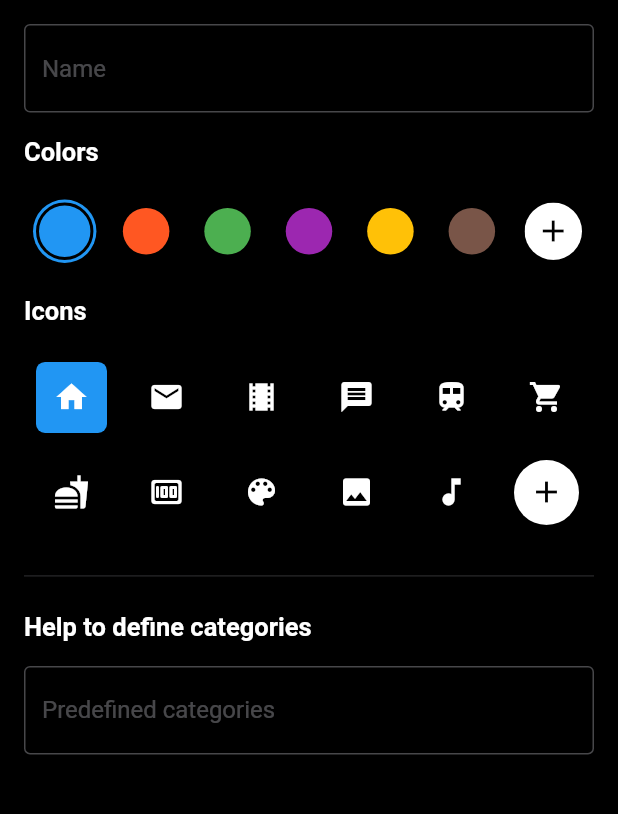
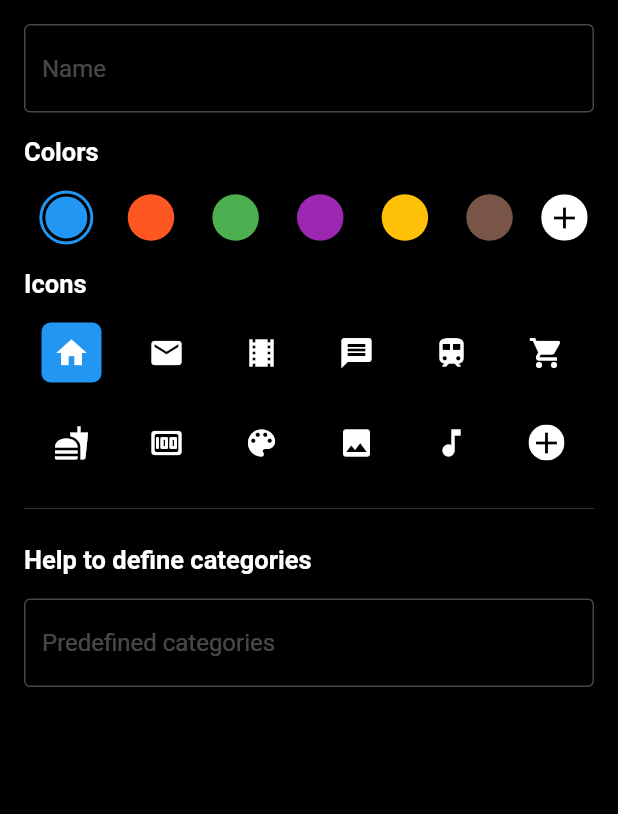
Before and after one commit to Appli-chic/Chic-Secret-Flutter, a Flutter app: the NewCategoryScreen screen opened directly, on a phone screen of 412 x 824 dp, the part 84-898 px from its top. Run offline on Flutter 3.47's test engine with Material 2 defaults, Android fonts, the phone set to English and light mode, and no system bars; our stand-ins replace file_picker, flutter_easyloading, flutter_typeahead, fluttertoast, local_auth, shared_preferences and 5 more; missing offline and left inert: clipboard, encrypt, file_selector, flex_color_picker; accounts and stored records are empty.

Commit message:
Improving colors and icons displaying.

```diff
--- a/lib/ui/component/color_selector.dart
+++ b/lib/ui/component/color_selector.dart
@@ -61,10 +61,8 @@ class _ColorSelectorState extends State<ColorSelector> {
   Widget build(BuildContext context) {
     var themeProvider = Provider.of<ThemeProvider>(context, listen: true);
 
-    return GridView.count(
-      physics: BouncingScrollPhysics(),
-      shrinkWrap: true,
-      crossAxisCount: _colorListSize(),
+    return Row(
+      mainAxisAlignment: MainAxisAlignment.spaceAround,
       children: _generateColorsCircles(themeProvider),
     );
   }
@@ -72,6 +70,13 @@ class _ColorSelectorState extends State<ColorSelector> {
   /// Generates a list of selectable color circles
   List<Widget> _generateColorsCircles(ThemeProvider themeProvider) {
     List<Widget> circles = [];
+
+    var shortestSide = MediaQuery.of(context).size.shortestSide;
+    double size = 31;
+
+    if (!ChicPlatform.isDesktop() && shortestSide > 600) {
+      size = 70;
+    }
 
     for (var colorIndex = 0; colorIndex < _colorListSize(); colorIndex++) {
       if (colorIndex != _colorListSize() - 1) {
@@ -99,7 +104,9 @@ class _ColorSelectorState extends State<ColorSelector> {
                 );
               },
               child: Container(
-                margin: EdgeInsets.all(8),
+                width: size,
+                height: size,
+                margin: EdgeInsets.only(left: 2, top: 2, bottom: 2),
                 child: ClipOval(
                   child: Container(
                     color: themeProvider.textColor,
@@ -121,9 +128,18 @@ class _ColorSelectorState extends State<ColorSelector> {
 
   /// Displays A single color circle
   Widget _generateColorWidget(ThemeProvider themeProvider, Color color) {
+    var shortestSide = MediaQuery.of(context).size.shortestSide;
+    double size = 36;
+
+    if (!ChicPlatform.isDesktop() && shortestSide > 600) {
+      size = 70;
+    }
+
     if (_selectedColor == color) {
       // If the color is selected
       return Container(
+        width: size,
+        height: size,
         decoration: BoxDecoration(color: color, shape: BoxShape.circle),
         child: Center(
           child: Container(
@@ -147,12 +163,12 @@ class _ColorSelectorState extends State<ColorSelector> {
         _onColorSelected(color);
       },
       child: Container(
-        width: 36,
-        height: 36,
+        width: size,
+        height: size,
         child: Center(
           child: Container(
-            width: 31,
-            height: 31,
+            width: size - 5,
+            height: size - 5,
             decoration: BoxDecoration(color: color, shape: BoxShape.circle),
           ),
         ),
@@ -175,7 +191,15 @@ class _ColorSelectorState extends State<ColorSelector> {
   }
 
   int _colorListSize() {
-    return ChicPlatform.isDesktop() ? 9 : 7;
+    var shortestSide = MediaQuery.of(context).size.shortestSide;
+
+    if (ChicPlatform.isDesktop()) {
+      return 10;
+    } else if (shortestSide > 600) {
+      return 12;
+    }
+
+    return 7;
   }
 }
 
--- a/lib/ui/component/icon_selector.dart
+++ b/lib/ui/component/icon_selector.dart
@@ -36,8 +36,7 @@ class IconSelector extends StatefulWidget {
 class _IconSelectorState extends State<IconSelector> {
   IconData _icon = icons[0];
   List<IconData> _icons = icons.toList();
-  var _crossAxisSize = ChicPlatform.isDesktop() ? 9 : 6;
-  var _iconsListSize = ChicPlatform.isDesktop() ? 18 : 12;
+  var _iconsListSize = 6;
 
   @override
   void initState() {
@@ -65,15 +64,48 @@ class _IconSelectorState extends State<IconSelector> {
   @override
   Widget build(BuildContext context) {
     var themeProvider = Provider.of<ThemeProvider>(context, listen: true);
+    var shortestSide = MediaQuery.of(context).size.shortestSide;
+    double size = 24;
 
-    return GridView.count(
-      physics: BouncingScrollPhysics(),
-      shrinkWrap: true,
-      crossAxisCount: _crossAxisSize,
+    if (ChicPlatform.isDesktop()) {
+      _iconsListSize = 9;
+    } else if (shortestSide > 600) {
+      _iconsListSize = 12;
+    }
+
+    if (!ChicPlatform.isDesktop() && shortestSide > 600) {
+      size = 38;
+    }
+
+    return Column(
+      children: [
+        Row(
+          mainAxisAlignment: MainAxisAlignment.spaceAround,
           children: List.generate(_iconsListSize, (index) {
-        if (index != _iconsListSize - 1) {
             return _displayIcon(
+              context,
               index,
+              _icon,
+              _icons,
+              widget.color,
+              (IconData icon) {
+                widget.onIconSelected(icon);
+                setState(() {
+                  _icon = icon;
+                });
+              },
+              themeProvider,
+            );
+          }),
+        ),
+        SizedBox(height: 20),
+        Row(
+          mainAxisAlignment: MainAxisAlignment.spaceAround,
+          children: List.generate(_iconsListSize, (index) {
+            if (index + _iconsListSize != _iconsListSize * 2 - 1) {
+              return _displayIcon(
+                context,
+                index + _iconsListSize,
                 _icon,
                 _icons,
                 widget.color,
@@ -98,7 +130,7 @@ class _IconSelectorState extends State<IconSelector> {
                           color: widget.color,
                           icon: _icon,
                           onIconChanged: (IconData icon) {
-                        if (_icons.indexOf(icon) > _iconsListSize - 2 ||
+                            if (_icons.indexOf(icon) > _iconsListSize * 2 - 2 ||
                                 _icons.indexOf(icon) == -1) {
                               _icons[0] = icon;
                             }
@@ -113,7 +145,9 @@ class _IconSelectorState extends State<IconSelector> {
                     );
                   },
                   child: Container(
-                margin: EdgeInsets.all(10),
+                    width: size,
+                    height: size,
+                    margin: EdgeInsets.all(8),
                     child: ClipOval(
                       child: Container(
                         color: themeProvider.textColor,
@@ -128,6 +162,8 @@ class _IconSelectorState extends State<IconSelector> {
               );
             }
           }),
+        ),
+      ],
     );
   }
 }
@@ -159,6 +195,17 @@ class _IconPickerDialogState extends State<IconPickerDialog> {
   @override
   Widget build(BuildContext context) {
     var themeProvider = Provider.of<ThemeProvider>(context, listen: true);
+    var shortestSide = MediaQuery.of(context).size.shortestSide;
+    double width = 320;
+    var cells = 4;
+
+    if (ChicPlatform.isDesktop()) {
+      width = 500;
+      cells = 7;
+    } else if (shortestSide > 600) {
+      width = 600;
+      cells = 8;
+    }
 
     return AlertDialog(
       title: Text(
@@ -172,13 +219,14 @@ class _IconPickerDialogState extends State<IconPickerDialog> {
         borderRadius: BorderRadius.all(Radius.circular(16)),
       ),
       content: Container(
-        width: 320,
+        width: width,
         height: 460,
         child: GridView.count(
           physics: BouncingScrollPhysics(),
-          crossAxisCount: ChicPlatform.isDesktop() ? 6 : 4,
+          crossAxisCount: cells,
           children: List.generate(icons.length, (index) {
             return _displayIcon(
+              context,
               index,
               _icon,
               icons,
@@ -212,6 +260,7 @@ class _IconPickerDialogState extends State<IconPickerDialog> {
 /// Displays the icon that will be displayed in the list of icons
 /// and in the icon picker
 Widget _displayIcon(
+  BuildContext context,
   int index,
   IconData icon,
   List<IconData> icons,
@@ -220,11 +269,17 @@ Widget _displayIcon(
   ThemeProvider themeProvider,
 ) {
   var child = Container();
+  var shortestSide = MediaQuery.of(context).size.shortestSide;
+  double size = 24;
+
+  if (!ChicPlatform.isDesktop() && shortestSide > 600) {
+    size = 40;
+  }
 
   if (icon == icons[index]) {
     // Display selected icon
     child = Container(
-      margin: EdgeInsets.all(8),
+      padding: EdgeInsets.all(8),
       decoration: BoxDecoration(
         color: color,
         borderRadius: BorderRadius.all(Radius.circular(6)),
@@ -232,7 +287,7 @@ Widget _displayIcon(
       child: Icon(
         icons[index],
         color: themeProvider.textColor,
-        size: 24,
+        size: size,
       ),
     );
   } else {
@@ -242,7 +297,7 @@ Widget _displayIcon(
       child: Icon(
         icons[index],
         color: themeProvider.textColor,
-        size: 24,
+        size: size,
       ),
     );
   }
--- a/lib/ui/screen/new_vault_screen.dart
+++ b/lib/ui/screen/new_vault_screen.dart
@@ -114,7 +114,9 @@ class _NewVaultScreenState extends State<NewVaultScreen> {
 
   /// Displays a unified body for both mobile and desktop version
   Widget _displaysBody(ThemeProvider themeProvider) {
-    return Container(
+    return SingleChildScrollView(
+      physics: BouncingScrollPhysics(),
+      child: Container(
         margin: EdgeInsets.all(16),
         child: Form(
           key: _formKey,
@@ -168,8 +170,8 @@ class _NewVaultScreenState extends State<NewVaultScreen> {
                 textInputAction: TextInputAction.done,
                 hint: AppTranslations.of(context).text("verify_password"),
                 isPassword: true,
-              errorMessage:
-                  AppTranslations.of(context).text("error_different_password"),
+                errorMessage: AppTranslations.of(context)
+                    .text("error_different_password"),
                 validating: (String text) =>
                     _verifyPasswordController.text == _passwordController.text,
               ),
@@ -183,6 +185,7 @@ class _NewVaultScreenState extends State<NewVaultScreen> {
                 ),
               )
             ],
+          ),
         ),
       ),
     );
```
Lines whose indentation alone changed are shown as unchanged.
